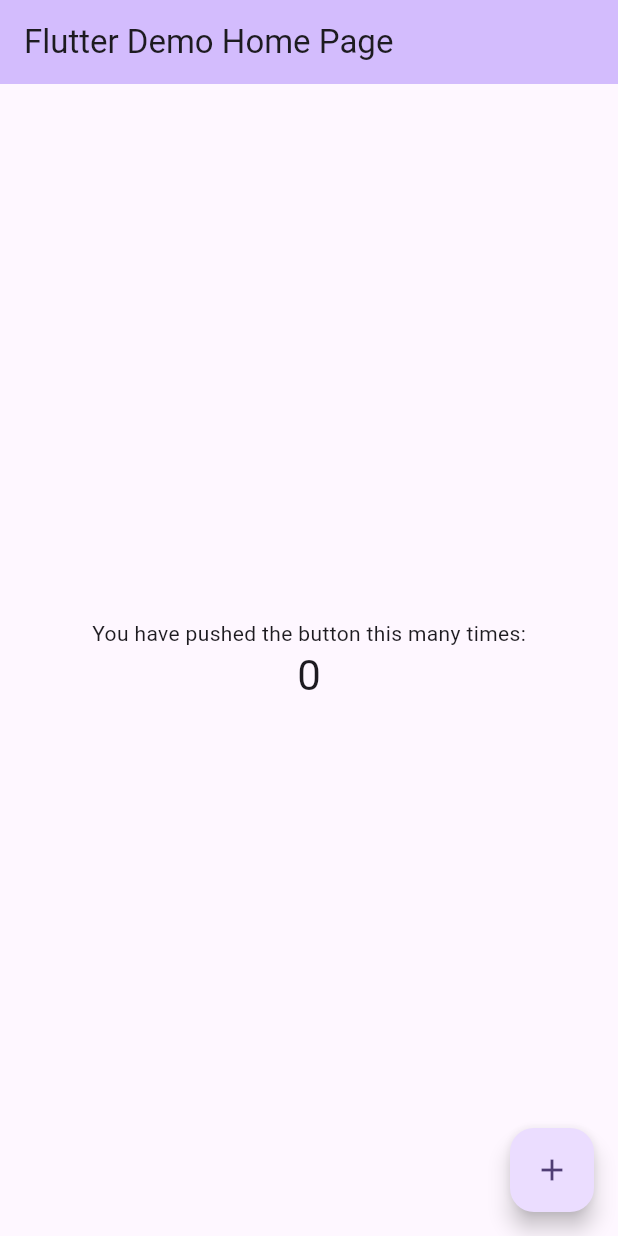
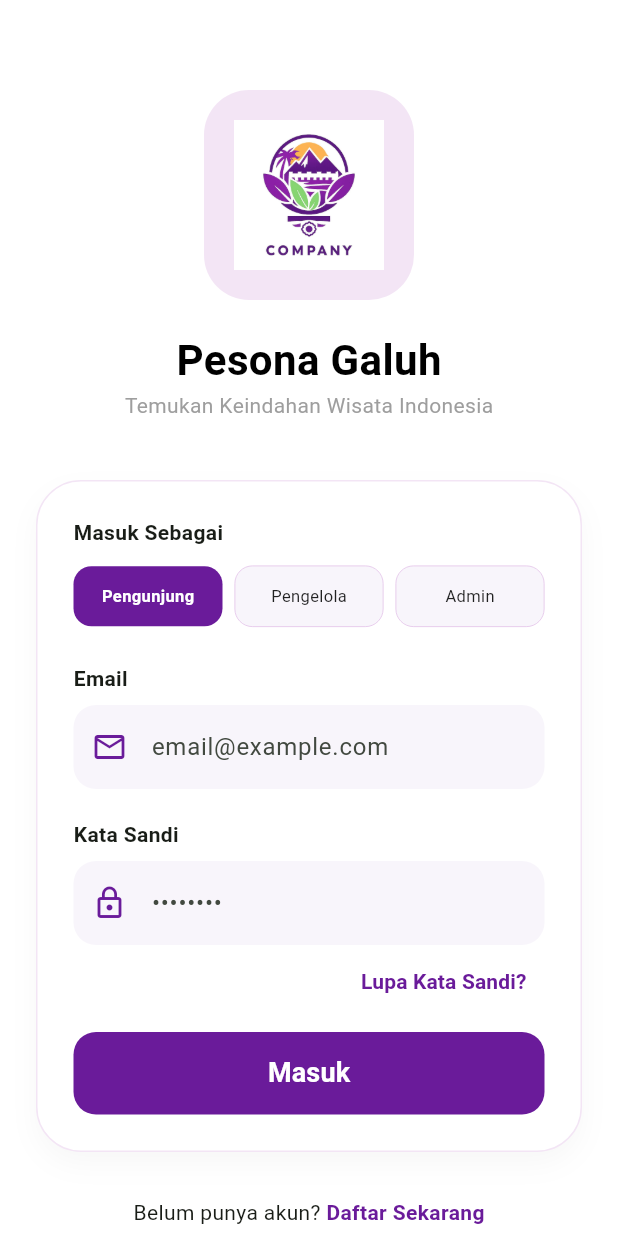
Before and after one commit to Arisssmndr/PesonaGaluh, a Flutter app: the screen it shows after launch, on a phone screen of 412 x 824 dp. Run offline on Flutter 3.47's test engine with Material 3 defaults, Android fonts, the phone set to English and light mode, and no system bars.

Commit message:
Menambahkan Splash, Login, dan Register

```diff
--- a/lib/main.dart
+++ b/lib/main.dart
@@ -1,122 +1,18 @@
 import 'package:flutter/material.dart';
+// Import mengarah ke folder ui/auth
+import 'ui/auth/splash_screen.dart';
 
 void main() {
-  runApp(const MyApp());
+  runApp(
+    MaterialApp(
+      debugShowCheckedModeBanner: false,
+      title: 'Pesona Galuh',
+      theme: ThemeData(
+        colorScheme: ColorScheme.fromSeed(seedColor: Colors.green),
+        useMaterial3: true,
+      ),
+      // Memanggil class SplashScreen dari folder auth
+      home: SplashScreen(),
+    ),
+  );
 }
-
-class MyApp extends StatelessWidget {
-  const MyApp({super.key});
-
-  // This widget is the root of your application.
-  @override
-  Widget build(BuildContext context) {
-    return MaterialApp(
-      title: 'Flutter Demo',
-      theme: ThemeData(
-        // This is the theme of your application.
-        //
-        // TRY THIS: Try running your application with "flutter run". You'll see
-        // the application has a purple toolbar. Then, without quitting the app,
-        // try changing the seedColor in the colorScheme below to Colors.green
-        // and then invoke "hot reload" (save your changes or press the "hot
-        // reload" button in a Flutter-supported IDE, or press "r" if you used
-        // the command line to start the app).
-        //
-        // Notice that the counter didn't reset back to zero; the application
-        // state is not lost during the reload. To reset the state, use hot
-        // restart instead.
-        //
-        // This works for code too, not just values: Most code changes can be
-        // tested with just a hot reload.
-        colorScheme: ColorScheme.fromSeed(seedColor: Colors.deepPurple),
-      ),
-      home: const MyHomePage(title: 'Flutter Demo Home Page'),
-    );
-  }
-}
-
-class MyHomePage extends StatefulWidget {
-  const MyHomePage({super.key, required this.title});
-
-  // This widget is the home page of your application. It is stateful, meaning
-  // that it has a State object (defined below) that contains fields that affect
-  // how it looks.
-
-  // This class is the configuration for the state. It holds the values (in this
-  // case the title) provided by the parent (in this case the App widget) and
-  // used by the build method of the State. Fields in a Widget subclass are
-  // always marked "final".
-
-  final String title;
-
-  @override
-  State<MyHomePage> createState() => _MyHomePageState();
-}
-
-class _MyHomePageState extends State<MyHomePage> {
-  int _counter = 0;
-
-  void _incrementCounter() {
-    setState(() {
-      // This call to setState tells the Flutter framework that something has
-      // changed in this State, which causes it to rerun the build method below
-      // so that the display can reflect the updated values. If we changed
-      // _counter without calling setState(), then the build method would not be
-      // called again, and so nothing would appear to happen.
-      _counter++;
-    });
-  }
-
-  @override
-  Widget build(BuildContext context) {
-    // This method is rerun every time setState is called, for instance as done
-    // by the _incrementCounter method above.
-    //
-    // The Flutter framework has been optimized to make rerunning build methods
-    // fast, so that you can just rebuild anything that needs updating rather
-    // than having to individually change instances of widgets.
-    return Scaffold(
-      appBar: AppBar(
-        // TRY THIS: Try changing the color here to a specific color (to
-        // Colors.amber, perhaps?) and trigger a hot reload to see the AppBar
-        // change color while the other colors stay the same.
-        backgroundColor: Theme.of(context).colorScheme.inversePrimary,
-        // Here we take the value from the MyHomePage object that was created by
-        // the App.build method, and use it to set our appbar title.
-        title: Text(widget.title),
-      ),
-      body: Center(
-        // Center is a layout widget. It takes a single child and positions it
-        // in the middle of the parent.
-        child: Column(
-          // Column is also a layout widget. It takes a list of children and
-          // arranges them vertically. By default, it sizes itself to fit its
-          // children horizontally, and tries to be as tall as its parent.
-          //
-          // Column has various properties to control how it sizes itself and
-          // how it positions its children. Here we use mainAxisAlignment to
-          // center the children vertically; the main axis here is the vertical
-          // axis because Columns are vertical (the cross axis would be
-          // horizontal).
-          //
-          // TRY THIS: Invoke "debug painting" (choose the "Toggle Debug Paint"
-          // action in the IDE, or press "p" in the console), to see the
-          // wireframe for each widget.
-          mainAxisAlignment: MainAxisAlignment.center,
-          children: <Widget>[
-            const Text('You have pushed the button this many times:'),
-            Text(
-              '$_counter',
-              style: Theme.of(context).textTheme.headlineMedium,
-            ),
-          ],
-        ),
-      ),
-      floatingActionButton: FloatingActionButton(
-        onPressed: _incrementCounter,
-        tooltip: 'Increment',
-        child: const Icon(Icons.add),
-      ), // This trailing comma makes auto-formatting nicer for build methods.
-    );
-  }
-}
--- /dev/null
+++ b/lib/ui/auth/login_screen.dart
@@ -0,0 +1,248 @@
+import 'package:flutter/material.dart';
+import 'register_screen.dart'; // Import sudah ditambahkan
+
+class LoginScreen extends StatefulWidget {
+  const LoginScreen({super.key});
+
+  @override
+  State<LoginScreen> createState() => _LoginScreenState();
+}
+
+class _LoginScreenState extends State<LoginScreen> {
+  final TextEditingController _emailController = TextEditingController();
+  final TextEditingController _passwordController = TextEditingController();
+
+  // Default role adalah pengunjung
+  String _selectedRole = 'pengunjung';
+
+  void _handleLogin() {
+    // Logic navigasi simpel untuk tes
+    print("Login sebagai: $_selectedRole");
+    ScaffoldMessenger.of(context).showSnackBar(
+      SnackBar(content: Text("Masuk sebagai $_selectedRole")),
+    );
+  }
+
+  @override
+  Widget build(BuildContext context) {
+    return Scaffold(
+      backgroundColor: Colors.white, // Background Putih Bersih
+      body: SafeArea(
+        child: SingleChildScrollView(
+          child: Padding(
+            padding: const EdgeInsets.symmetric(horizontal: 24.0),
+            child: Column(
+              children: [
+                const SizedBox(height: 60),
+
+                // Logo Section
+                Container(
+                  padding: const EdgeInsets.all(20),
+                  decoration: BoxDecoration(
+                    color: const Color(0xFFF3E5F5),
+                    borderRadius: BorderRadius.circular(30),
+                  ),
+                  child: Image.asset(
+                    'assets/splashlogo.jpeg',
+                    width: 100,
+                    height: 100,
+                    // Muncul Icon jika gambar belum ada di assets
+                    errorBuilder: (context, error, stackTrace) =>
+                    const Icon(Icons.auto_awesome, size: 80, color: Color(0xFF6A1B9A)),
+                  ),
+                ),
+                const SizedBox(height: 20),
+                const Text(
+                  "Pesona Galuh",
+                  style: TextStyle(
+                    fontSize: 28,
+                    fontWeight: FontWeight.bold,
+                    color: Colors.black,
+                  ),
+                ),
+                const Text(
+                  "Temukan Keindahan Wisata Indonesia",
+                  style: TextStyle(color: Colors.grey),
+                ),
+                const SizedBox(height: 40),
+
+                // Card Login
+                Container(
+                  padding: const EdgeInsets.all(24),
+                  decoration: BoxDecoration(
+                    color: Colors.white,
+                    borderRadius: BorderRadius.circular(30),
+                    border: Border.all(color: const Color(0xFFF3E5F5)),
+                    boxShadow: [
+                      BoxShadow(
+                        color: Colors.black.withOpacity(0.03),
+                        blurRadius: 15,
+                        offset: const Offset(0, 8),
+                      )
+                    ],
+                  ),
+                  child: Column(
+                    crossAxisAlignment: CrossAxisAlignment.start,
+                    children: [
+                      const Text(
+                          "Masuk Sebagai",
+                          style: TextStyle(fontWeight: FontWeight.bold)
+                      ),
+                      const SizedBox(height: 12),
+
+                      // Role Selection (Grid-like)
+                      Row(
+                        children: [
+                          _buildRoleButton('pengunjung'),
+                          const SizedBox(width: 8),
+                          _buildRoleButton('pengelola'),
+                          const SizedBox(width: 8),
+                          _buildRoleButton('admin'),
+                        ],
+                      ),
+                      const SizedBox(height: 24),
+
+                      // Email Input
+                      const Text("Email", style: TextStyle(fontWeight: FontWeight.bold)),
+                      const SizedBox(height: 8),
+                      TextField(
+                        controller: _emailController,
+                        decoration: InputDecoration(
+                          prefixIcon: const Icon(Icons.mail_outline, color: Color(0xFF6A1B9A)),
+                          hintText: "email@example.com",
+                          fillColor: const Color(0xFFF8F5FB),
+                          filled: true,
+                          border: OutlineInputBorder(
+                            borderRadius: BorderRadius.circular(15),
+                            borderSide: BorderSide.none,
+                          ),
+                        ),
+                      ),
+                      const SizedBox(height: 20),
+
+                      // Password Input
+                      const Text("Kata Sandi", style: TextStyle(fontWeight: FontWeight.bold)),
+                      const SizedBox(height: 8),
+                      TextField(
+                        controller: _passwordController,
+                        obscureText: true,
+                        decoration: InputDecoration(
+                          prefixIcon: const Icon(Icons.lock_outline, color: Color(0xFF6A1B9A)),
+                          hintText: "••••••••",
+                          fillColor: const Color(0xFFF8F5FB),
+                          filled: true,
+                          border: OutlineInputBorder(
+                            borderRadius: BorderRadius.circular(15),
+                            borderSide: BorderSide.none,
+                          ),
+                        ),
+                      ),
+
+                      Align(
+                        alignment: Alignment.centerRight,
+                        child: TextButton(
+                          onPressed: () {},
+                          child: const Text(
+                              "Lupa Kata Sandi?",
+                              style: TextStyle(color: Color(0xFF6A1B9A), fontWeight: FontWeight.w600)
+                          ),
+                        ),
+                      ),
+
+                      const SizedBox(height: 10),
+
+                      // Submit Button
+                      SizedBox(
+                        width: double.infinity,
+                        height: 55,
+                        child: ElevatedButton(
+                          onPressed: _handleLogin,
+                          style: ElevatedButton.styleFrom(
+                            backgroundColor: const Color(0xFF6A1B9A),
+                            shape: RoundedRectangleBorder(
+                              borderRadius: BorderRadius.circular(15),
+                            ),
+                            elevation: 0,
+                          ),
+                          child: const Text(
+                            "Masuk",
+                            style: TextStyle(
+                                color: Colors.white,
+                                fontSize: 18,
+                                fontWeight: FontWeight.bold
+                            ),
+                          ),
+                        ),
+                      ),
+                    ],
+                  ),
+                ),
+                const SizedBox(height: 30),
+
+                // Bottom Register
+                Row(
+                  mainAxisAlignment: MainAxisAlignment.center,
+                  children: [
+                    const Text("Belum punya akun? "),
+                    GestureDetector(
+                      onTap: () {
+                        // NAVIGASI DITAMBAHKAN DI SINI
+                        Navigator.push(
+                          context,
+                          MaterialPageRoute(builder: (context) => const RegisterScreen()),
+                        );
+                      },
+                      child: const Text(
+                        "Daftar Sekarang",
+                        style: TextStyle(
+                            color: Color(0xFF6A1B9A),
+                            fontWeight: FontWeight.bold
+                        ),
+                      ),
+                    ),
+                  ],
+                ),
+                const SizedBox(height: 40),
+                const Text(
+                    "© 2024 Pesona Galuh. All rights reserved.",
+                    style: TextStyle(color: Colors.grey, fontSize: 12)
+                ),
+                const SizedBox(height: 20),
+              ],
+            ),
+          ),
+        ),
+      ),
+    );
+  }
+
+  // Widget Helper untuk Button Role
+  Widget _buildRoleButton(String role) {
+    bool isSelected = _selectedRole == role;
+    return Expanded(
+      child: GestureDetector(
+        onTap: () => setState(() => _selectedRole = role),
+        child: Container(
+          padding: const EdgeInsets.symmetric(vertical: 12),
+          decoration: BoxDecoration(
+            color: isSelected ? const Color(0xFF6A1B9A) : const Color(0xFFF8F5FB),
+            borderRadius: BorderRadius.circular(12),
+            border: isSelected
+                ? null
+                : Border.all(color: const Color(0xFFE1BEE7), width: 0.5),
+          ),
+          child: Center(
+            child: Text(
+              role[0].toUpperCase() + role.substring(1),
+              style: TextStyle(
+                color: isSelected ? Colors.white : Colors.black87,
+                fontSize: 11,
+                fontWeight: isSelected ? FontWeight.bold : FontWeight.normal,
+              ),
+            ),
+          ),
+        ),
+      ),
+    );
+  }
+}
```
Also changed, not shown: lib/ui/auth/register_screen.dart (added, +202 -0 lines), lib/ui/auth/splash_screen.dart (added, +101 -0 lines), pubspec.yaml (+2 -8 lines), assets/splashlogo.jpeg (added), 1 other file.
